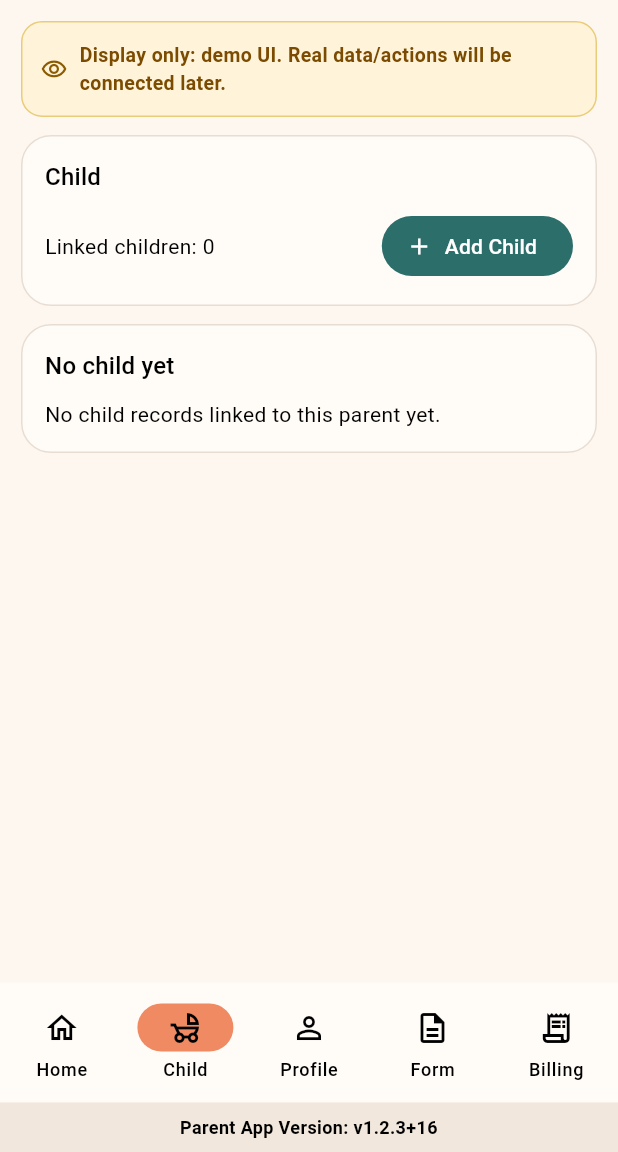
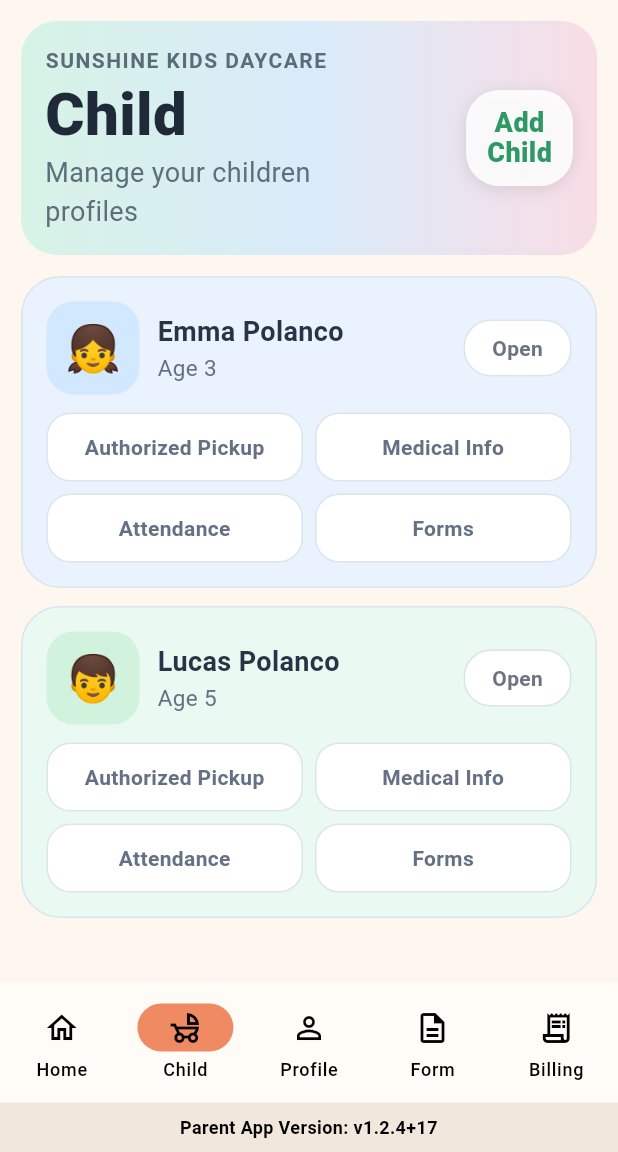
Before and after one commit to acesoftware365/parent_daycare_app_caresync, a Flutter app: the ParentHomeShell screen opened directly with empty values, item 2 of the bottom bar chosen, on a phone screen of 412 x 824 dp, the part 84-1236 px from its top. Run offline on Flutter 3.47's test engine with Material 3 defaults, Android fonts, the phone set to English and light mode, and no system bars; our stand-ins replace cloud_firestore, firebase_auth, firebase_core, shared_preferences; accounts and stored records are empty; statements that could not run were skipped.

Commit message:
style: match child screen to approved mock

```diff
--- a/lib/main.dart
+++ b/lib/main.dart
@@ -9,7 +9,7 @@ import 'package:shared_preferences/shared_preferences.dart';
 
 import 'firebase_options.dart';
 
-const _appVersion = '1.2.3+16';
+const _appVersion = '1.2.4+17';
 
 Future<void> main() async {
   WidgetsFlutterBinding.ensureInitialized();
@@ -745,74 +745,226 @@ class _ChildPageState extends State<ChildPage> {
             .where((c) => c.parentId == widget.contextData.parentId)
             .toList();
 
+        final displayChildren = linked.isEmpty
+            ? const [
+                _DisplayChild(
+                  name: 'Emma Polanco',
+                  age: 3,
+                  emoji: '👧',
+                  tone: 0,
+                ),
+                _DisplayChild(
+                  name: 'Lucas Polanco',
+                  age: 5,
+                  emoji: '👦',
+                  tone: 1,
+                ),
+              ]
+            : linked
+                  .asMap()
+                  .entries
+                  .map(
+                    (entry) => _DisplayChild(
+                      name: entry.value.fullName.isEmpty
+                          ? 'Child ${entry.key + 1}'
+                          : entry.value.fullName,
+                      age: entry.value.id.hashCode.abs() % 7 + 2,
+                      emoji: entry.key.isEven ? '👧' : '👦',
+                      tone: entry.key % 2,
+                    ),
+                  )
+                  .toList();
+
         return ListView(
-          children:
-              const [_DisplayOnlyBanner(), SizedBox(height: 12)] +
-              [
-                _SectionCard(
-                  title: 'Child',
-                  child: Row(
-                    children: [
-                      Expanded(
-                        child: Text('Linked children: ${linked.length}'),
-                      ),
-                      FilledButton.icon(
-                        onPressed: _requesting ? null : _openChildRequestDialog,
-                        icon: const Icon(Icons.add),
-                        label: Text(
-                          _requesting ? 'Submitting...' : 'Add Child',
-                        ),
-                      ),
-                    ],
-                  ),
-                ),
-                const SizedBox(height: 12),
-                if (linked.isEmpty)
-                  const _SectionCard(
-                    title: 'No child yet',
-                    child: Text('No child records linked to this parent yet.'),
-                  )
-                else
-                  ...linked.map(
-                    (child) => Padding(
-                      padding: const EdgeInsets.only(bottom: 12),
-                      child: _SectionCard(
-                        title: child.fullName,
-                        child: Column(
-                          crossAxisAlignment: CrossAxisAlignment.start,
-                          children: [
-                            Text('Age: Not specified'),
-                            const SizedBox(height: 8),
-                            Wrap(
-                              spacing: 8,
-                              runSpacing: 8,
-                              children: const [
-                                _QuickActionChip(
-                                  icon: Icons.verified_user_outlined,
-                                  label: 'Authorized Pickup',
-                                ),
-                                _QuickActionChip(
-                                  icon: Icons.medical_services_outlined,
-                                  label: 'Medical Info',
-                                ),
-                                _QuickActionChip(
-                                  icon: Icons.calendar_month_outlined,
-                                  label: 'Attendance',
-                                ),
-                                _QuickActionChip(
-                                  icon: Icons.description_outlined,
-                                  label: 'Forms',
-                                ),
-                              ],
-                            ),
-                          ],
-                        ),
-                      ),
+          children: [
+            Container(
+              padding: const EdgeInsets.all(16),
+              decoration: BoxDecoration(
+                gradient: const LinearGradient(
+                  colors: [
+                    Color(0xFFD7F3E6),
+                    Color(0xFFD9EBFA),
+                    Color(0xFFF8DDE5),
+                  ],
+                ),
+                borderRadius: BorderRadius.circular(24),
+              ),
+              child: Row(
+                children: [
+                  const Expanded(
+                    child: Column(
+                      crossAxisAlignment: CrossAxisAlignment.start,
+                      children: [
+                        Text(
+                          'SUNSHINE KIDS DAYCARE',
+                          style: TextStyle(
+                            fontSize: 14,
+                            letterSpacing: 1,
+                            fontWeight: FontWeight.w700,
+                            color: Color(0xFF5B6B78),
+                          ),
+                        ),
+                        SizedBox(height: 6),
+                        Text(
+                          'Child',
+                          style: TextStyle(
+                            fontSize: 40,
+                            height: 1,
+                            fontWeight: FontWeight.w800,
+                            color: Color(0xFF1F2937),
+                          ),
+                        ),
+                        SizedBox(height: 6),
+                        Text(
+                          'Manage your children\nprofiles',
+                          style: TextStyle(
+                            fontSize: 18,
+                            color: Color(0xFF5F6E7A),
+                          ),
+                        ),
+                      ],
                     ),
                   ),
-              ],
+                  GestureDetector(
+                    onTap: _requesting ? null : _openChildRequestDialog,
+                    child: Container(
+                      padding: const EdgeInsets.symmetric(
+                        horizontal: 14,
+                        vertical: 12,
+                      ),
+                      decoration: BoxDecoration(
+                        color: Colors.white.withValues(alpha: 0.88),
+                        borderRadius: BorderRadius.circular(22),
+                        boxShadow: const [
+                          BoxShadow(
+                            color: Color(0x1A000000),
+                            blurRadius: 8,
+                            offset: Offset(0, 2),
+                          ),
+                        ],
+                      ),
+                      child: Text(
+                        _requesting ? 'Adding...' : 'Add\nChild',
+                        textAlign: TextAlign.center,
+                        style: const TextStyle(
+                          color: Color(0xFF2F9965),
+                          fontWeight: FontWeight.w800,
+                          fontSize: 18,
+                          height: 1.1,
+                        ),
+                      ),
+                    ),
+                  ),
+                ],
+              ),
+            ),
+            const SizedBox(height: 14),
+            ...displayChildren.map(
+              (item) => Padding(
+                padding: const EdgeInsets.only(bottom: 12),
+                child: _childCard(item),
+              ),
+            ),
+          ],
         );
       },
+    );
+  }
+
+  Widget _childCard(_DisplayChild child) {
+    final cardTint = child.tone == 0
+        ? const Color(0xFFEAF3FD)
+        : const Color(0xFFEAF9F1);
+    final avatarTint = child.tone == 0
+        ? const Color(0xFFD1E8FF)
+        : const Color(0xFFD1F3DE);
+
+    return Container(
+      padding: const EdgeInsets.all(16),
+      decoration: BoxDecoration(
+        color: cardTint,
+        borderRadius: BorderRadius.circular(26),
+        border: Border.all(color: const Color(0xFFD8E4EE)),
+      ),
+      child: Column(
+        children: [
+          Row(
+            children: [
+              Container(
+                width: 62,
+                height: 62,
+                decoration: BoxDecoration(
+                  color: avatarTint,
+                  borderRadius: BorderRadius.circular(18),
+                ),
+                child: Center(
+                  child: Text(
+                    child.emoji,
+                    style: const TextStyle(fontSize: 30),
+                  ),
+                ),
+              ),
+              const SizedBox(width: 12),
+              Expanded(
+                child: Column(
+                  crossAxisAlignment: CrossAxisAlignment.start,
+                  children: [
+                    Text(
+                      child.name,
+                      style: const TextStyle(
+                        fontSize: 18,
+                        fontWeight: FontWeight.w700,
+                        color: Color(0xFF263445),
+                      ),
+                    ),
+                    Text(
+                      'Age ${child.age}',
+                      style: const TextStyle(
+                        fontSize: 15,
+                        color: Color(0xFF667085),
+                      ),
+                    ),
+                  ],
+                ),
+              ),
+              Container(
+                padding: const EdgeInsets.symmetric(
+                  horizontal: 18,
+                  vertical: 8,
+                ),
+                decoration: BoxDecoration(
+                  color: Colors.white,
+                  borderRadius: BorderRadius.circular(18),
+                  border: Border.all(color: const Color(0xFFDCE3EA)),
+                ),
+                child: const Text(
+                  'Open',
+                  style: TextStyle(
+                    fontWeight: FontWeight.w600,
+                    color: Color(0xFF6C7381),
+                  ),
+                ),
+              ),
+            ],
+          ),
+          const SizedBox(height: 12),
+          const Row(
+            children: [
+              Expanded(child: _ChildPill(label: 'Authorized Pickup')),
+              SizedBox(width: 8),
+              Expanded(child: _ChildPill(label: 'Medical Info')),
+            ],
+          ),
+          const SizedBox(height: 8),
+          const Row(
+            children: [
+              Expanded(child: _ChildPill(label: 'Attendance')),
+              SizedBox(width: 8),
+              Expanded(child: _ChildPill(label: 'Forms')),
+            ],
+          ),
+        ],
+      ),
     );
   }
 
@@ -923,6 +1075,46 @@ class _ChildPageState extends State<ChildPage> {
   }
 }
 
+class _ChildPill extends StatelessWidget {
+  const _ChildPill({required this.label});
+
+  final String label;
+
+  @override
+  Widget build(BuildContext context) {
+    return Container(
+      padding: const EdgeInsets.symmetric(vertical: 12),
+      decoration: BoxDecoration(
+        color: Colors.white,
+        borderRadius: BorderRadius.circular(16),
+        border: Border.all(color: const Color(0xFFDCE4EC)),
+      ),
+      child: Text(
+        label,
+        textAlign: TextAlign.center,
+        style: const TextStyle(
+          color: Color(0xFF667085),
+          fontWeight: FontWeight.w600,
+        ),
+      ),
+    );
+  }
+}
+
+class _DisplayChild {
+  const _DisplayChild({
+    required this.name,
+    required this.age,
+    required this.emoji,
+    required this.tone,
+  });
+
+  final String name;
+  final int age;
+  final String emoji;
+  final int tone;
+}
+
 class ProfilePage extends StatelessWidget {
   const ProfilePage({super.key, required this.contextData, required this.uid});
 
--- a/pubspec.yaml
+++ b/pubspec.yaml
@@ -16,7 +16,7 @@ publish_to: 'none' # Remove this line if you wish to publish to pub.dev
 # https://developer.apple.com/library/archive/documentation/General/Reference/InfoPlistKeyReference/Articles/CoreFoundationKeys.html
 # In Windows, build-name is used as the major, minor, and patch parts
 # of the product and file versions while build-number is used as the build suffix.
-version: 1.2.3+16
+version: 1.2.4+17
 
 environment:
   sdk: ^3.10.7
```
